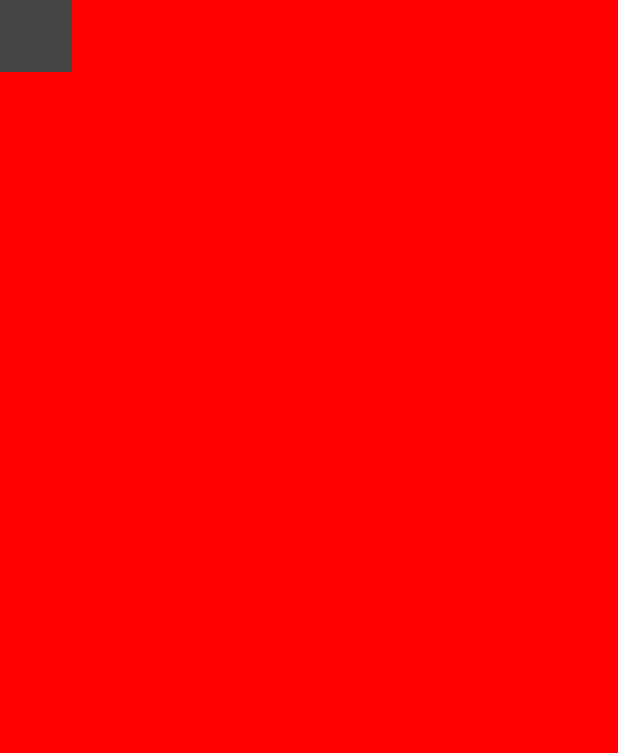
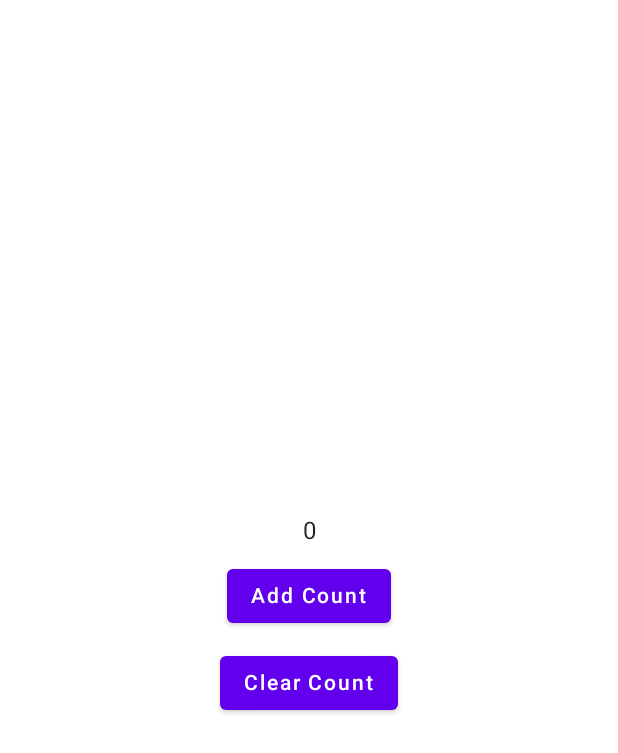
Before and after one commit to Licarey/compose, an Android app built with Jetpack Compose: the screen it shows after launch (MainActivity), on a phone screen of 412 x 824 dp. Shown: the top 753 px of the screen. Run offline under Robolectric (Android 15) with nearby library versions, the phone set to English and light mode, and no system bars; our stand-ins replace Dagger/Hilt's generated code, constraintlayout-compose, livedata-compose; libraries missing offline, so code that uses them is left out: com.google.accompanist.coil.

Commit message:
viewModel

```diff
--- a/app/src/main/AndroidManifest.xml
+++ b/app/src/main/AndroidManifest.xml
@@ -20,6 +20,10 @@
                 <category android:name="android.intent.category.LAUNCHER" />
             </intent-filter>
         </activity>
+
+        <activity android:name=".ViewModelActivity"
+            android:launchMode="standard">
+        </activity>
     </application>
 
 </manifest>
--- a/app/src/main/java/com/carey/compose/MainActivity.kt
+++ b/app/src/main/java/com/carey/compose/MainActivity.kt
@@ -1,6 +1,8 @@
 package com.carey.compose
 
 import android.annotation.SuppressLint
+import android.content.Context
+import android.content.Intent
 import android.graphics.BitmapFactory
 import android.os.Bundle
 import android.util.Log
@@ -24,6 +26,7 @@ import androidx.compose.material.*
 import androidx.compose.material.icons.Icons
 import androidx.compose.material.icons.filled.ArrowBack
 import androidx.compose.runtime.*
+import androidx.compose.runtime.livedata.observeAsState
 import androidx.compose.ui.Alignment
 import androidx.compose.ui.Modifier
 import androidx.compose.ui.draw.rotate
@@ -55,10 +58,14 @@ import androidx.compose.ui.text.style.TextOverflow
 import androidx.compose.ui.tooling.preview.Preview
 import androidx.compose.ui.unit.*
 import androidx.constraintlayout.compose.ConstraintLayout
+import androidx.core.content.edit
+import androidx.lifecycle.viewmodel.compose.viewModel
 import com.carey.compose.bean.Chat
 import com.carey.compose.bean.Contact
 import com.carey.compose.nav.MainTabs
 import com.carey.compose.ui.theme.*
+import com.carey.compose.viewmodel.CViewModel
+import com.carey.compose.viewmodel.CViewModelFactory
 import com.google.accompanist.coil.rememberCoilPainter
 import kotlinx.coroutines.launch
 import kotlin.math.roundToInt
@@ -76,6 +83,8 @@ class MainActivity : ComponentActivity() {
                 }
             }
         }
+
+//        startActivity(Intent(this, ViewModelActivity::class.java))
     }
 }
 
@@ -847,7 +856,10 @@ fun Greeting() {
     // 拖动监听
 //    ScrollTest3()
     // 滑动事件
-    SwipeableSample()
+//    SwipeableSample()
+
+    // viewModel
+    TestViewModel()
 }
 
 @Composable
@@ -953,6 +965,54 @@ fun SwipeableSample() {
                 .background(Color.DarkGray)
         )
     }
+}
+
+@Composable
+fun TestViewModel() {
+//    val viewModel: CViewModel = viewModel()
+//    val count by viewModel.count.observeAsState(initial = 0)
+//    Column(
+//        modifier = Modifier.fillMaxSize(),
+//        verticalArrangement = Arrangement.Center,
+//        horizontalAlignment = Alignment.CenterHorizontally
+//    ) {
+//        Text(count.toString(), modifier = Modifier.padding(10.dp))
+//        Button(onClick = {
+//            // 点击事件
+//            viewModel.onCountChanged(count + 2)
+//        }) {
+//            Text("Add Count")
+//        }
+//    }
+
+    val context = LocalContext.current
+    val sp = context.getSharedPreferences("count_file", Context.MODE_PRIVATE)
+    val defaultCount = sp.getInt("DEFAULT_COUNT", 0)
+    val viewModel: CViewModel = viewModel(factory = CViewModelFactory(defaultCount))
+    val count by viewModel.count.observeAsState(defaultCount)
+    Column(
+        modifier = Modifier.fillMaxSize(),
+        verticalArrangement = Arrangement.Center,
+        horizontalAlignment = Alignment.CenterHorizontally,
+    ) {
+        Text(count.toString(), modifier = Modifier.padding(10.dp))
+        Button(onClick = {
+            val counts = count + 2
+            viewModel.onCountChanged(counts)
+            sp.edit {
+                putInt("DEFAULT_COUNT", counts)
+            }
+        }) {
+            Text("Add Count")
+        }
+        Button(onClick = {
+            sp.edit().clear().apply()
+            viewModel.onCountChanged(0)
+        }, modifier = Modifier.padding(10.dp)) {
+            Text("Clear Count")
+        }
+    }
+
 }
 
 
--- /dev/null
+++ b/app/src/main/java/com/carey/compose/viewmodel/CViewModel.kt
@@ -0,0 +1,43 @@
+package com.carey.compose.viewmodel
+
+import androidx.lifecycle.LiveData
+import androidx.lifecycle.MutableLiveData
+import androidx.lifecycle.ViewModel
+import androidx.lifecycle.ViewModelProvider
+import dagger.hilt.android.HiltAndroidApp
+import javax.inject.Inject
+
+class CViewModel(defaultCount: Int = 0) : ViewModel() {
+
+    private val _count = MutableLiveData(defaultCount)
+
+    val count: LiveData<Int>
+        get() = _count
+
+    fun onCountChanged(count: Int) {
+        _count.postValue(count)
+    }
+
+}
+
+@HiltAndroidApp
+class TwoViewModel @Inject constructor(defaultCount: Int) : ViewModel() {
+
+    private val _count = MutableLiveData(defaultCount)
+
+    val count: LiveData<Int>
+        get() = _count
+
+    fun onCountChanged(count: Int) {
+        _count.postValue(count)
+    }
+
+}
+
+class CViewModelFactory(private val defaultCount: Int) : ViewModelProvider.Factory {
+
+    override fun <T : ViewModel?> create(modelClass: Class<T>): T {
+        return CViewModel(defaultCount) as T
+    }
+
+}
```
Also changed, not shown: app/build.gradle (+14 -3 lines), app/src/main/java/com/carey/compose/ViewModelActivity.kt (added, +43 -0 lines), app/src/main/res/layout/ac_viewmodel.xml (added, +25 -0 lines).
